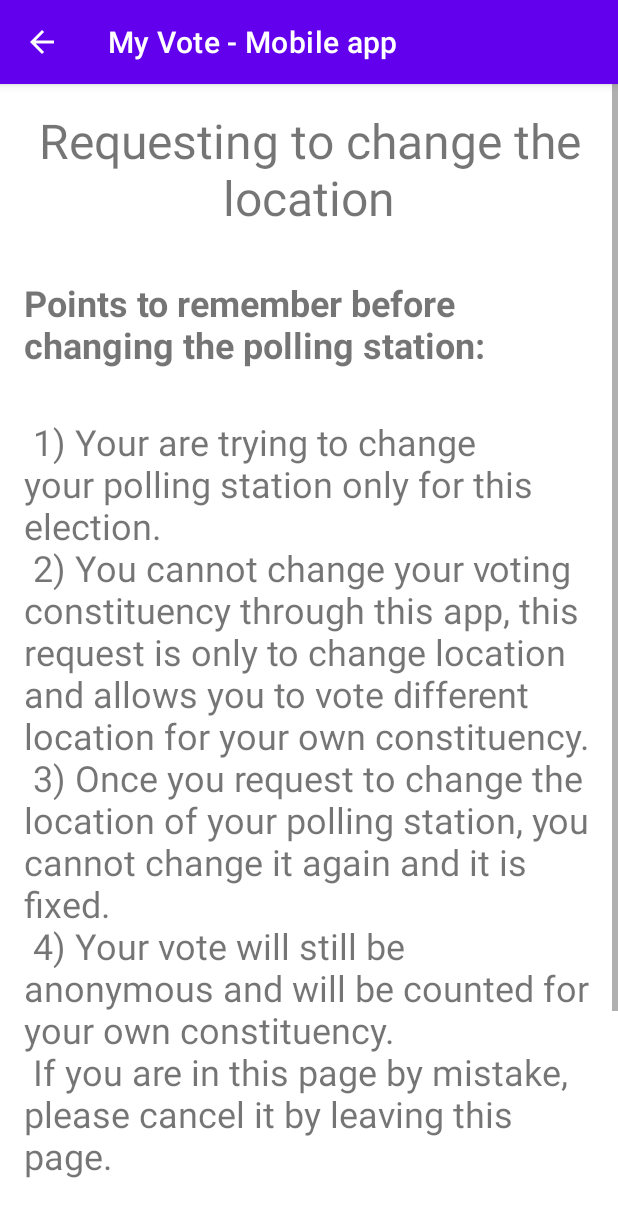
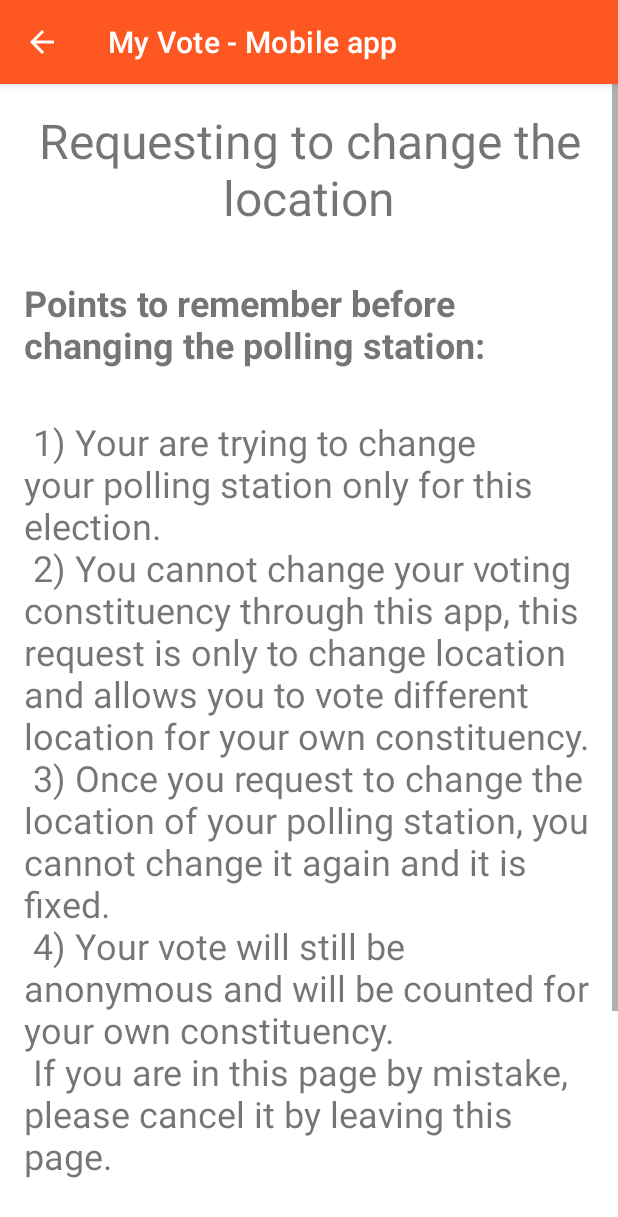
Before and after one commit to SreeHaran/Lost-Votes, an Android app: the screen it shows after launch (ChangeLocationActivity), after a tap on "REQUEST TO CHANGE LOCATION", on a phone screen of 412 x 824 dp. Shown: the top 1217 px of the screen. Run offline under Robolectric (Android 15) with nearby library versions, the phone set to English and light mode, and no system bars; our stand-ins replace Firebase (no records; nobody signed in at launch, a user with empty details on screens opened directly); libraries missing offline, so code that uses them is left out: com.firebase.ui; 1 statement that could not run was skipped.

Commit message:
Edited UI and added Firebase Database Connection

```diff
--- a/MyVoteMobileapp/app/src/main/java/com/sreeharan/myvote_mobileapp/MainActivity.java
+++ b/MyVoteMobileapp/app/src/main/java/com/sreeharan/myvote_mobileapp/MainActivity.java
@@ -3,33 +3,46 @@ package com.sreeharan.myvote_mobileapp;
 import android.content.Intent;
 import android.net.ConnectivityManager;
 import android.os.Bundle;
+import android.util.Log;
 import android.view.View;
 import android.view.View.OnClickListener;
 import android.widget.Button;
 import android.widget.LinearLayout;
+import android.widget.RelativeLayout;
 import android.widget.TextView;
 import android.widget.Toast;
 
+import androidx.annotation.NonNull;
 import androidx.appcompat.app.AppCompatActivity;
 
 import com.firebase.ui.auth.AuthUI;
 import com.google.firebase.auth.FirebaseAuth;
 import com.google.firebase.auth.FirebaseUser;
+import com.google.firebase.database.ChildEventListener;
+import com.google.firebase.database.DataSnapshot;
+import com.google.firebase.database.DatabaseError;
+import com.google.firebase.database.DatabaseReference;
+import com.google.firebase.database.FirebaseDatabase;
+import com.google.firebase.database.ValueEventListener;
 
 import java.util.Collections;
 
 public class MainActivity extends AppCompatActivity {
 
     private static final int RC_SIGN_OUT = 1;
-    private ConnectivityManager cm;
+    private final String REF = "Voters";
+    private final String TAG = "Main-Activity";
     Button changeLocationButton, VoteButton;
     LinearLayout noConnection, actualLayout;
+    RelativeLayout loadingLayout;
     DetailsClass details = new DetailsClass();
-    TextView voterName;
-
-
+    TextView voterName, voterId, relativeName, gender, age;
+    private ConnectivityManager cm;
+    private FirebaseDatabase database;
+    private DatabaseReference mFirebaseReference;
     private FirebaseAuth mFirebaseAuth;
     private FirebaseAuth.AuthStateListener mAuthStateListener;
+    private ChildEventListener mChildEventListener;
 
     @Override
     protected void onCreate(Bundle savedInstanceState) {
@@ -39,8 +52,18 @@ public class MainActivity extends AppCompatActivity {
         changeLocationButton = findViewById(R.id.change_location_button);
         noConnection = findViewById(R.id.no_connection_layout);
         actualLayout = findViewById(R.id.actual_layout);
+        loadingLayout = findViewById(R.id.loading_data);
+
         voterName = findViewById(R.id.voter_name);
+        voterId = findViewById(R.id.voterID_number);
+        relativeName = findViewById(R.id.voter_relative_name);
+        gender = findViewById(R.id.voter_gender);
+        age = findViewById(R.id.voter_age);
+
         VoteButton = findViewById(R.id.voting_button);
+
+        // Write a message to the database
+        database = FirebaseDatabase.getInstance();
 
         mFirebaseAuth = FirebaseAuth.getInstance();
 
@@ -57,14 +80,14 @@ public class MainActivity extends AppCompatActivity {
                 startActivity(i);
             }
         });
-        if(!(details.isConnected(this, cm))){
+        if (!(details.isConnected(this, cm))) {
             noConnection.setVisibility(View.VISIBLE);
             actualLayout.setVisibility(View.INVISIBLE);
         }
 
         mAuthStateListener = firebaseAuth -> {
             FirebaseUser user = firebaseAuth.getCurrentUser();
-            if(user == null){
+            if (user == null) {
                 //signed out
                 startActivityForResult(
                         AuthUI.getInstance()
@@ -75,9 +98,41 @@ public class MainActivity extends AppCompatActivity {
                                                         .build()
                                         )
                                 )
-                        .build(), RC_SIGN_OUT);
-            }else{
-                voterName.setText(user.getDisplayName());
+                                .build(), RC_SIGN_OUT);
+            } else {
+                actualLayout.setVisibility(View.INVISIBLE);
+                loadingLayout.setVisibility(View.VISIBLE);
+                mFirebaseReference = database.getReference(REF);
+                //.child(user.getPhoneNumber());
+                mFirebaseReference.child(user.getPhoneNumber()).addValueEventListener(new ValueEventListener() {
+                    @Override
+                    public void onDataChange(@NonNull DataSnapshot snapshot) {
+                        Log.e(TAG, "onDataChange: phoneNumber: " + user.getPhoneNumber() + " exists: " + snapshot.exists() + " Children: " + snapshot.getChildren());
+
+                        Log.e(TAG, "onDataChange: Name: " + snapshot.child("Name").getValue());
+                        Log.e(TAG, "onDataChange: Voter Id: " + snapshot.child("Voter Id").getValue());
+                        Log.e(TAG, "onDataChange: Gender: " + snapshot.child("Gender").getValue());
+                        Log.e(TAG, "onDataChange: Relative: " + snapshot.child("Relative").getValue());
+                        Log.e(TAG, "onDataChange: Age: " + snapshot.child("Age").getValue());
+
+
+                        voterName.setText(snapshot.child("Name").getValue().toString());
+                        voterId.setText(snapshot.child("Voter Id").getValue().toString());
+                        gender.setText(snapshot.child("Gender").getValue().toString());
+                        relativeName.setText(snapshot.child("Relative").getValue().toString());
+                        age.setText(snapshot.child("Age").getValue().toString());
+
+                        loadingLayout.setVisibility(View.INVISIBLE);
+                        actualLayout.setVisibility(View.VISIBLE);
+                    }
+
+                    @Override
+                    public void onCancelled(@NonNull DatabaseError error) {
+                        Log.e(TAG, "onCancelled: " + error.toString());
+                        loadingLayout.setVisibility(View.INVISIBLE);
+                        noConnection.setVisibility(View.VISIBLE);
+                    }
+                });
             }
         };
     }
--- a/MyVoteMobileapp/app/src/main/res/layout/activity_verify.xml
+++ b/MyVoteMobileapp/app/src/main/res/layout/activity_verify.xml
@@ -12,7 +12,6 @@
 
         <LinearLayout
             android:id="@+id/actual_layout"
-            android:background="@drawable/app_background"
             android:layout_width="match_parent"
             android:layout_height="wrap_content"
             android:orientation="vertical">
--- a/MyVoteMobileapp/app/src/main/res/values-night/themes.xml
+++ b/MyVoteMobileapp/app/src/main/res/values-night/themes.xml
@@ -2,8 +2,8 @@
     <!-- Base application theme. -->
     <style name="Theme.MyVoteMobileApp" parent="Theme.MaterialComponents.DayNight.DarkActionBar">
         <!-- Primary brand color. -->
-        <item name="colorPrimary">@color/purple_200</item>
-        <item name="colorPrimaryVariant">@color/purple_700</item>
+        <item name="colorPrimary">@color/orange_200</item>
+        <item name="colorPrimaryVariant">@color/orange_700</item>
         <item name="colorOnPrimary">@color/black</item>
         <!-- Secondary brand color. -->
         <item name="colorSecondary">@color/teal_200</item>
--- a/MyVoteMobileapp/app/src/main/res/values/colors.xml
+++ b/MyVoteMobileapp/app/src/main/res/values/colors.xml
@@ -1,8 +1,8 @@
 <?xml version="1.0" encoding="utf-8"?>
 <resources>
-    <color name="purple_200">#FFBB86FC</color>
-    <color name="purple_500">#FF6200EE</color>
-    <color name="purple_700">#FF3700B3</color>
+    <color name="orange_200">#FFAB91</color>
+    <color name="orange_500">#FF5722</color>
+    <color name="orange_700">#E64A19</color>
     <color name="teal_200">#FF03DAC5</color>
     <color name="teal_700">#FF018786</color>
     <color name="black">#FF000000</color>
--- a/MyVoteMobileapp/app/src/main/res/values/styles.xml
+++ b/MyVoteMobileapp/app/src/main/res/values/styles.xml
@@ -4,7 +4,7 @@
         <item name="android:layout_width">wrap_content</item>
         <item name="android:layout_height">wrap_content</item>
         <item name="android:padding">8dp</item>
-        <item name="android:textColor">#ffffff</item>
+        <item name="android:textColor">#000000</item>
         <item name="android:textSize">24sp</item>
     </style>
 </resources>
--- a/MyVoteMobileapp/app/src/main/res/values/themes.xml
+++ b/MyVoteMobileapp/app/src/main/res/values/themes.xml
@@ -2,8 +2,8 @@
     <!-- Base application theme. -->
     <style name="Theme.MyVoteMobileApp" parent="Theme.MaterialComponents.DayNight.DarkActionBar">
         <!-- Primary brand color. -->
-        <item name="colorPrimary">@color/purple_500</item>
-        <item name="colorPrimaryVariant">@color/purple_700</item>
+        <item name="colorPrimary">@color/orange_500</item>
+        <item name="colorPrimaryVariant">@color/orange_700</item>
         <item name="colorOnPrimary">@color/white</item>
         <!-- Secondary brand color. -->
         <item name="colorSecondary">@color/teal_200</item>
--- a/MyVoteMobileapp/build.gradle
+++ b/MyVoteMobileapp/build.gradle
@@ -7,7 +7,7 @@ buildscript {
     dependencies {
         classpath 'com.android.tools.build:gradle:4.1.1'
 
-        classpath 'com.google.gms:google-services:4.3.4'
+        classpath 'com.google.gms:google-services:4.3.5'
         // NOTE: Do not place your application dependencies here; they belong
         // in the individual module build.gradle files
     }
```
Also changed, not shown: MyVoteMobileapp/app/src/main/res/layout/activity_main.xml (+21 -26 lines).
